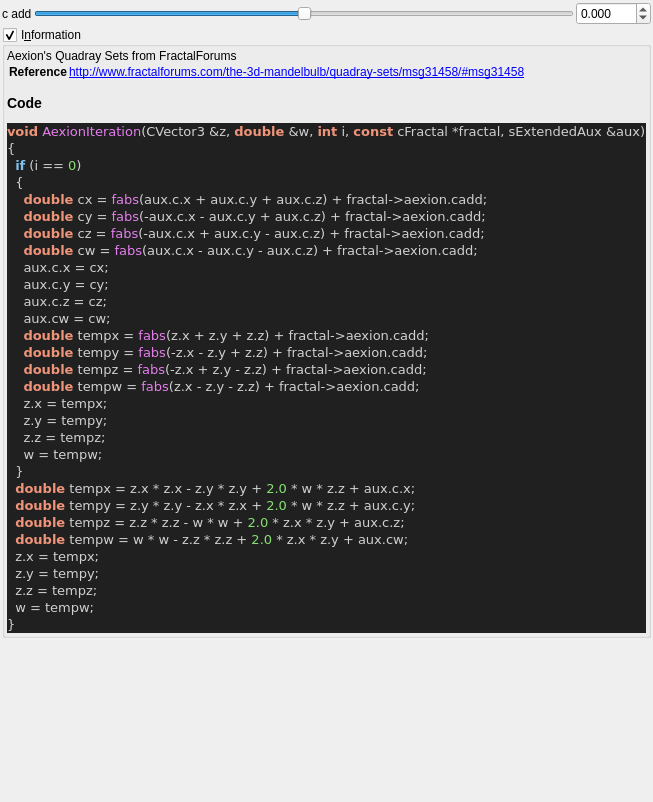
buddhi1980/mandelbulber2, file mandelbulber2/qt_data/fractal_aexion.ui: the form before one commit.
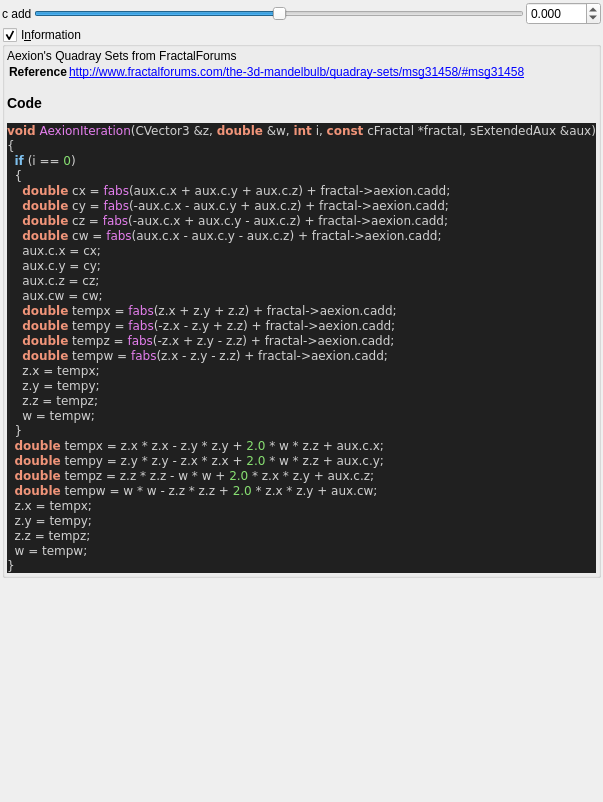
The form after the commit. Custom widgets are drawn as their Qt base class.

```diff
--- a/mandelbulber2/qt_data/fractal_aexion.ui
+++ b/mandelbulber2/qt_data/fractal_aexion.ui
@@ -134,7 +134,7 @@
 &lt;title&gt;Source file&lt;/title&gt;
 &lt;/head&gt;
 &lt;body style=&quot;background-color:#202020&quot;&gt;
-&lt;pre style=&quot;color:#d0d0d0; background-color:#202020; font-size:10pt; font-family:'Courier New';&quot;&gt;&lt;span style=&quot;color:#f09479; font-weight:bold&quot;&gt;void&lt;/span&gt; &lt;span style=&quot;color:#e47eed&quot;&gt;AexionIteration&lt;/span&gt;&lt;span style=&quot;color:#d0d0d0&quot;&gt;(&lt;/span&gt;CVector3 &lt;span style=&quot;color:#d0d0d0&quot;&gt;&amp;amp;&lt;/span&gt;z&lt;span style=&quot;color:#d0d0d0&quot;&gt;,&lt;/span&gt; &lt;span style=&quot;color:#f09479; font-weight:bold&quot;&gt;double&lt;/span&gt; &lt;span style=&quot;color:#d0d0d0&quot;&gt;&amp;amp;&lt;/span&gt;w&lt;span style=&quot;color:#d0d0d0&quot;&gt;,&lt;/span&gt; &lt;span style=&quot;color:#f09479; font-weight:bold&quot;&gt;int&lt;/span&gt; i&lt;span style=&quot;color:#d0d0d0&quot;&gt;,&lt;/span&gt; &lt;span style=&quot;color:#f09479; font-weight:bold&quot;&gt;const&lt;/span&gt; cFractal &lt;span style=&quot;color:#d0d0d0&quot;&gt;*&lt;/span&gt;fractal&lt;span style=&quot;color:#d0d0d0&quot;&gt;,&lt;/span&gt; sExtendedAux &lt;span style=&quot;color:#d0d0d0&quot;&gt;&amp;amp;&lt;/span&gt;aux&lt;span style=&quot;color:#d0d0d0&quot;&gt;)&lt;/span&gt;
+&lt;pre style=&quot;color:#d0d0d0; background-color:#202020;  font-family:'Courier New';&quot;&gt;&lt;span style=&quot;color:#f09479; font-weight:bold&quot;&gt;void&lt;/span&gt; &lt;span style=&quot;color:#e47eed&quot;&gt;AexionIteration&lt;/span&gt;&lt;span style=&quot;color:#d0d0d0&quot;&gt;(&lt;/span&gt;CVector3 &lt;span style=&quot;color:#d0d0d0&quot;&gt;&amp;amp;&lt;/span&gt;z&lt;span style=&quot;color:#d0d0d0&quot;&gt;,&lt;/span&gt; &lt;span style=&quot;color:#f09479; font-weight:bold&quot;&gt;double&lt;/span&gt; &lt;span style=&quot;color:#d0d0d0&quot;&gt;&amp;amp;&lt;/span&gt;w&lt;span style=&quot;color:#d0d0d0&quot;&gt;,&lt;/span&gt; &lt;span style=&quot;color:#f09479; font-weight:bold&quot;&gt;int&lt;/span&gt; i&lt;span style=&quot;color:#d0d0d0&quot;&gt;,&lt;/span&gt; &lt;span style=&quot;color:#f09479; font-weight:bold&quot;&gt;const&lt;/span&gt; cFractal &lt;span style=&quot;color:#d0d0d0&quot;&gt;*&lt;/span&gt;fractal&lt;span style=&quot;color:#d0d0d0&quot;&gt;,&lt;/span&gt; sExtendedAux &lt;span style=&quot;color:#d0d0d0&quot;&gt;&amp;amp;&lt;/span&gt;aux&lt;span style=&quot;color:#d0d0d0&quot;&gt;)&lt;/span&gt;
 &lt;span style=&quot;color:#d0d0d0&quot;&gt;{&lt;/span&gt;
   &lt;span style=&quot;color:#7ec0ee; font-weight:bold&quot;&gt;if&lt;/span&gt; &lt;span style=&quot;color:#d0d0d0&quot;&gt;(&lt;/span&gt;i &lt;span style=&quot;color:#d0d0d0&quot;&gt;==&lt;/span&gt; &lt;span style=&quot;color:#87df71&quot;&gt;0&lt;/span&gt;&lt;span style=&quot;color:#d0d0d0&quot;&gt;)&lt;/span&gt;
   &lt;span style=&quot;color:#d0d0d0&quot;&gt;{&lt;/span&gt;
```
